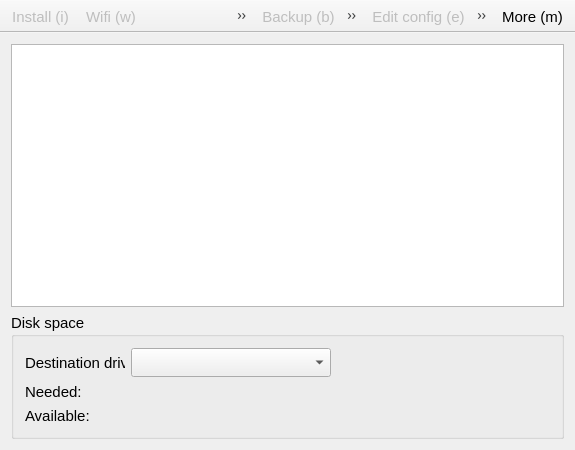
Old version of the form recovery/mainwindow.ui in the repository procount/pinn.
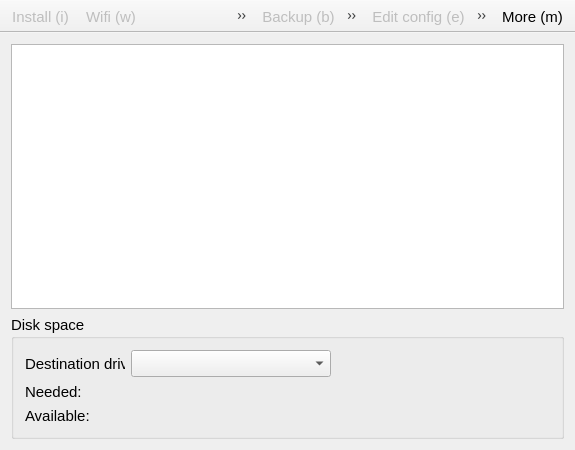
New version of the form. Icons and pictures are not drawn.

Commit message: TR tabgroups & Toolbars. Added no_group.

Diff of the .ui file:
```diff
--- a/recovery/mainwindow.ui
+++ b/recovery/mainwindow.ui
@@ -74,7 +74,7 @@
          <property name="minimumSize">
           <size>
            <width>0</width>
-           <height>29</height>
+           <height>27</height>
           </size>
          </property>
          <property name="maximumSize">
```
The commit also changes 3 other files.
